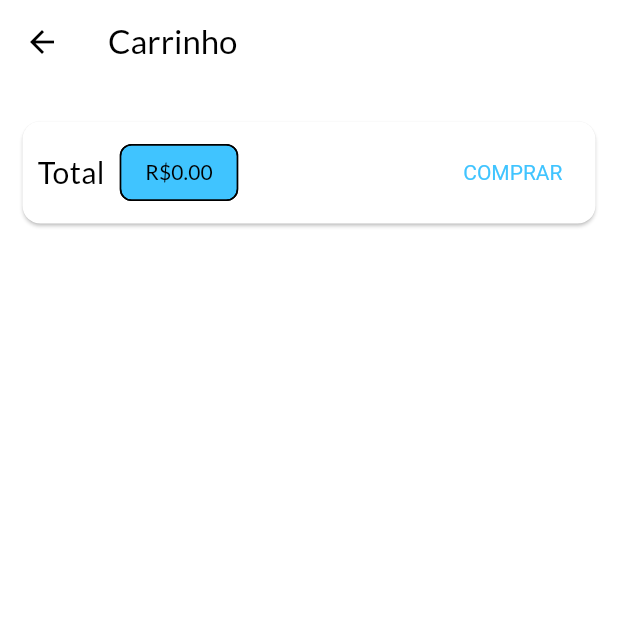
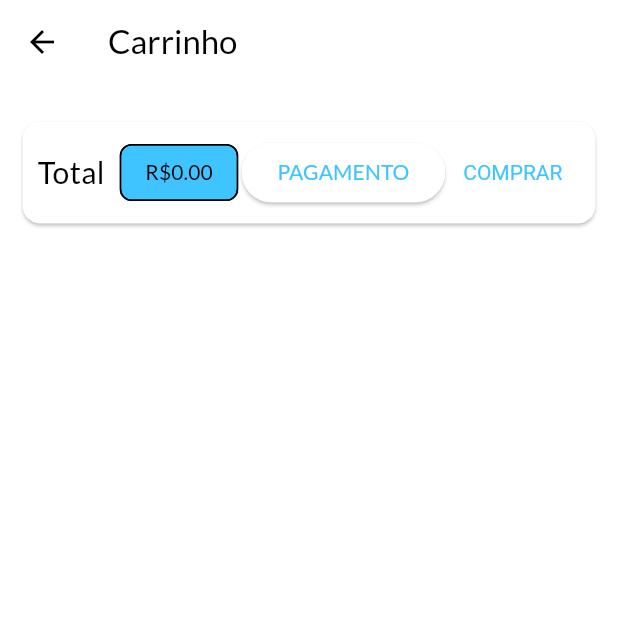
Before and after one commit to viniciusaraujo2405/projetoLoja, a Flutter app: the CartPage screen opened by its route, on a phone screen of 412 x 824 dp, the top half of it. Run offline on Flutter 3.47's test engine with Material 3 defaults, Android fonts, the phone set to English and light mode, and no system bars; network calls fail.

Commit message:
Comecando a desenvolver o botao para selecionar o metodo de pagamento

```diff
--- a/lib/pages/cart_page.dart
+++ b/lib/pages/cart_page.dart
@@ -46,6 +46,13 @@ class CartPage extends StatelessWidget {
                     ),
                   ),
                   Spacer(),
+
+                  ElevatedButton(
+                    onPressed: (){
+                      _showPaymentMethodDialog(context);
+                    },
+                    child: Text('PAGAMENTO'),
+                  ),
                   TextButton(
                     style: TextButton.styleFrom(
                     textStyle: TextStyle(
```
